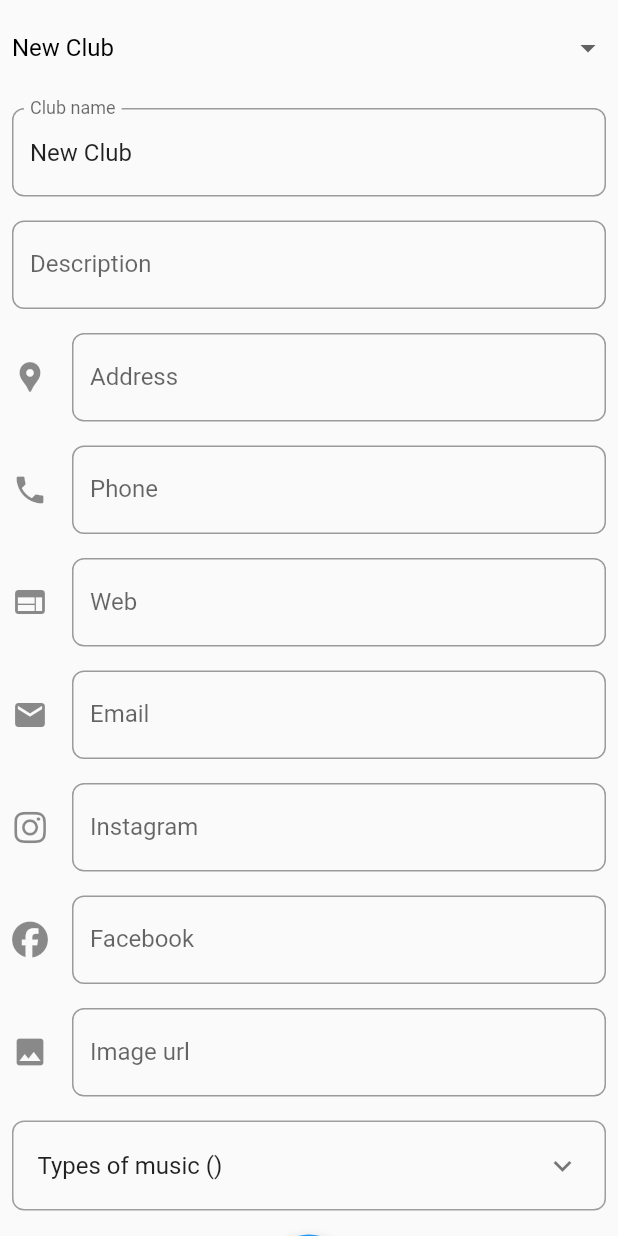
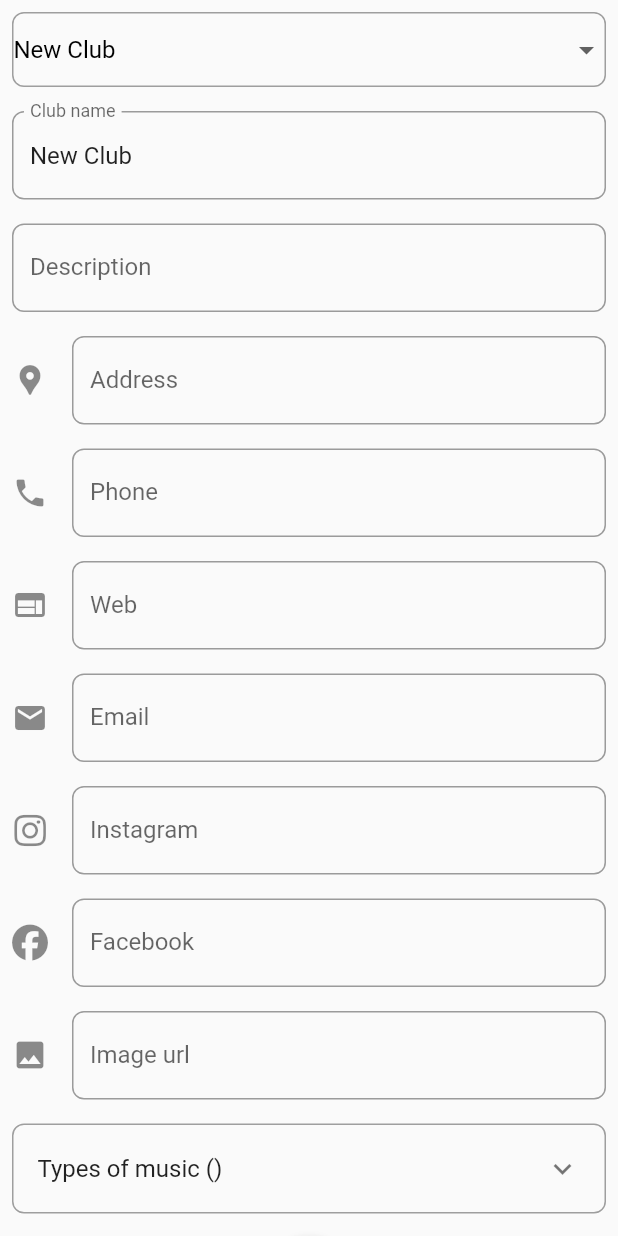
Before and after one commit to kfranic1/Nightlife, a Flutter app: the AdminPage widget shown alone on an empty page, opened directly, on a phone screen of 412 x 824 dp. Run offline on Flutter 3.47's test engine with Material 2 defaults, Android fonts, the phone set to English and light mode, and no system bars; our stand-ins replace cached_network_image, cloud_firestore, firebase_core, font_awesome_flutter, url_strategy; accounts and stored records are empty; statements that could not run were skipped.

Commit message:
Refactor coolring and move `ClubTextField`

```diff
--- /dev/null
+++ b/lib/extensions/double_extension.dart
@@ -0,0 +1,9 @@
+import 'package:flutter/material.dart';
+
+extension DoubleExtension on double {
+  Color get color {
+    if (this <= 0 || this > 10) return Colors.white;
+    if (this <= 5) return Color.lerp(Colors.red, Colors.yellow, this / 5)!;
+    return Color.lerp(Colors.yellow, Colors.green, (this - 5) / 5)!;
+  }
+}
--- /dev/null
+++ b/lib/helpers/club_text_field.dart
@@ -0,0 +1,79 @@
+import 'package:flutter/material.dart';
+
+class ClubTextField extends StatefulWidget {
+  final String labelText;
+  final String initialValue;
+  final void Function(String)? onChanged;
+  final bool validate;
+  final Icon? icon;
+  final String? Function(String?)? validator;
+  final int? maxLines;
+  final bool expands;
+  final TextAlignVertical? textAlignVertical;
+  final bool? alignLabelWithHint;
+
+  const ClubTextField(
+      {Key? key,
+      required this.labelText,
+      required this.initialValue,
+      this.icon,
+      this.onChanged,
+      this.validate = false,
+      this.validator = defaultValidator,
+      this.alignLabelWithHint,
+      this.expands = false,
+      this.maxLines = 1,
+      this.textAlignVertical})
+      : super(key: key);
+
+  @override
+  State<ClubTextField> createState() => _ClubTextFieldState();
+
+  static String? defaultValidator(String? value) {
+    return value == null || value.isEmpty ? "Element can't be empty" : null;
+  }
+}
+
+class _ClubTextFieldState extends State<ClubTextField> {
+  late TextEditingController _controller;
+
+  @override
+  void initState() {
+    super.initState();
+    _controller = TextEditingController(text: widget.initialValue);
+  }
+
+  @override
+  void didUpdateWidget(ClubTextField oldWidget) {
+    super.didUpdateWidget(oldWidget);
+    if (widget.initialValue != oldWidget.initialValue) {
+      WidgetsBinding.instance.addPostFrameCallback((_) {
+        _controller.text = widget.initialValue;
+      });
+    }
+  }
+
+  @override
+  Widget build(BuildContext context) {
+    return TextFormField(
+      controller: _controller,
+      decoration: InputDecoration(
+        icon: widget.icon,
+        labelText: widget.labelText,
+        alignLabelWithHint: widget.alignLabelWithHint,
+        border: OutlineInputBorder(borderRadius: BorderRadius.circular(8.0)),
+      ),
+      onChanged: widget.onChanged,
+      maxLines: widget.maxLines,
+      expands: widget.expands,
+      textAlignVertical: widget.textAlignVertical,
+      validator: widget.validate ? (widget.validator) : null,
+    );
+  }
+
+  @override
+  void dispose() {
+    _controller.dispose();
+    super.dispose();
+  }
+}
--- a/lib/main.dart
+++ b/lib/main.dart
@@ -35,7 +35,7 @@ class Nightlife extends StatelessWidget {
         return FutureBuilder(
             future: context.read<ClubList>().setup(),
             builder: (context, snapshot) {
-              if (snapshot.connectionState != ConnectionState.done) return const CircularProgressIndicator();
+              if (snapshot.connectionState != ConnectionState.done) return const Center(child: CircularProgressIndicator());
               return MaterialApp.router(
                 scrollBehavior: CustomScrollBehavior(),
                 title: 'Nightlife',
--- a/lib/model/club.dart
+++ b/lib/model/club.dart
@@ -1,5 +1,4 @@
 import 'package:cloud_firestore/cloud_firestore.dart';
-import 'package:flutter/material.dart';
 
 import '../enums/aspect.dart';
 import '../enums/contact.dart';
@@ -23,11 +22,6 @@ class Club {
   Review? review;
 
   double get score => review == null ? 0 : review!.score;
-  Color get color => (score == 0)
-      ? Colors.white
-      : (score <= 5)
-          ? Color.lerp(Colors.red, Colors.yellow, score / 5)!
-          : Color.lerp(Colors.yellow, Colors.green, (score - 5) / 5)!;
 
   Club({
     required this.id,
@@ -91,6 +85,11 @@ class Club {
         imageUrl: data['imageUrl']);
   }
 
+  @override
+  String toString() {
+    return "$name - $id\n$review";
+  }
+
   // Create a club in Firestore
   static Future<void> createClub(Club club) async {
     final clubsCollection = FirebaseFirestore.instance.collection('clubs');
@@ -108,9 +107,4 @@ class Club {
     DocumentSnapshot doc = await clubsCollection.doc(clubId).get();
     return Club.fromDocument(doc);
   }
-
-  @override
-  String toString() {
-    return "$name - $id\n$review";
-  }
 }
--- a/lib/pages/admin_page.dart
+++ b/lib/pages/admin_page.dart
@@ -4,6 +4,7 @@ import 'package:nightlife/helpers/club_list.dart';
 import 'package:provider/provider.dart';
 
 import '../enums/type_of_music.dart';
+import '../helpers/club_text_field.dart';
 import '../model/club.dart';
 
 class AdminPage extends StatefulWidget {
@@ -33,8 +34,7 @@ class _AdminPageState extends State<AdminPage> {
   @override
   void initState() {
     super.initState();
-    ClubList clubList = context.read<ClubList>();
-    clubs = List.from(clubList.clubs);
+    clubs = List.from(context.read<ClubList>().clubs);
     clubs.add(_club);
   }
 
@@ -45,7 +45,12 @@ class _AdminPageState extends State<AdminPage> {
       key: _formKey,
       child: ListView(
         children: [
-          DropdownButton<Club>(
+          Container(
+            decoration: BoxDecoration(
+              border: Border.all(color: Colors.grey),
+              borderRadius: BorderRadius.circular(8.0),
+            ),
+            child: DropdownButton<Club>(
               value: _club,
               isExpanded: true,
               icon: const Icon(Icons.arrow_drop_down),
@@ -73,6 +78,7 @@ class _AdminPageState extends State<AdminPage> {
                         ),
                       ))
                   .toList(),
+            ),
           ),
           ClubTextField(
             labelText: "Club name",
@@ -127,6 +133,7 @@ class _AdminPageState extends State<AdminPage> {
             initialValue: _club.imageUrl,
             onChanged: (value) => _club.imageUrl = value,
             icon: const Icon(Icons.image),
+            maxLines: null,
           ),
           Container(
             decoration: BoxDecoration(
@@ -189,63 +196,3 @@ class _AdminPageState extends State<AdminPage> {
     );
   }
 }
-
-class ClubTextField extends StatefulWidget {
-  final String labelText;
-  final String initialValue;
-  final void Function(String)? onChanged;
-  final bool validate;
-  final Icon? icon;
-
-  const ClubTextField({
-    Key? key,
-    required this.labelText,
-    required this.initialValue,
-    this.icon,
-    this.onChanged,
-    this.validate = false,
-  }) : super(key: key);
-
-  @override
-  State<ClubTextField> createState() => _ClubTextFieldState();
-}
-
-class _ClubTextFieldState extends State<ClubTextField> {
-  late TextEditingController _controller;
-
-  @override
-  void initState() {
-    super.initState();
-    _controller = TextEditingController(text: widget.initialValue);
-  }
-
-  @override
-  void didUpdateWidget(ClubTextField oldWidget) {
-    super.didUpdateWidget(oldWidget);
-    if (widget.initialValue != oldWidget.initialValue) {
-      WidgetsBinding.instance.addPostFrameCallback((_) {
-        _controller.text = widget.initialValue;
-      });
-    }
-  }
-
-  @override
-  Widget build(BuildContext context) {
-    return TextFormField(
-      controller: _controller,
-      decoration: InputDecoration(
-        icon: widget.icon,
-        labelText: widget.labelText,
-        border: OutlineInputBorder(borderRadius: BorderRadius.circular(8.0)),
-      ),
-      onChanged: widget.onChanged,
-      validator: widget.validate ? (value) => value == null || value.isEmpty ? "Element can't be empty" : null : null,
-    );
-  }
-
-  @override
-  void dispose() {
-    _controller.dispose();
-    super.dispose();
-  }
-}
--- a/lib/widgets/club_tile.dart
+++ b/lib/widgets/club_tile.dart
@@ -3,6 +3,7 @@ import 'dart:math';
 import 'package:cached_network_image/cached_network_image.dart';
 import 'package:flutter/material.dart';
 import 'package:nightlife/extensions/club_extension.dart';
+import 'package:nightlife/extensions/double_extension.dart';
 import 'package:provider/provider.dart';
 
 import '../model/club.dart';
@@ -55,7 +56,7 @@ class _ClubTileState extends State<ClubTile> {
               child: Container(
                 decoration: BoxDecoration(
                   borderRadius: BorderRadius.circular(16),
-                  color: _isHovering ? widget.club.color.withAlpha(50) : Colors.transparent,
+                  color: _isHovering ? widget.club.score.color.withAlpha(50) : Colors.transparent,
                 ),
                 child: Row(
                   crossAxisAlignment: CrossAxisAlignment.start,
@@ -127,7 +128,7 @@ class _ClubTileState extends State<ClubTile> {
                       padding: const EdgeInsets.all(16.0),
                       child: ScoreIndicator(
                         score: widget.club.score,
-                        color: widget.club.color,
+                        color: widget.club.score.color,
                         scale: tileHeight,
                       ),
                     ),
```
Lines whose indentation alone changed are shown as unchanged.
